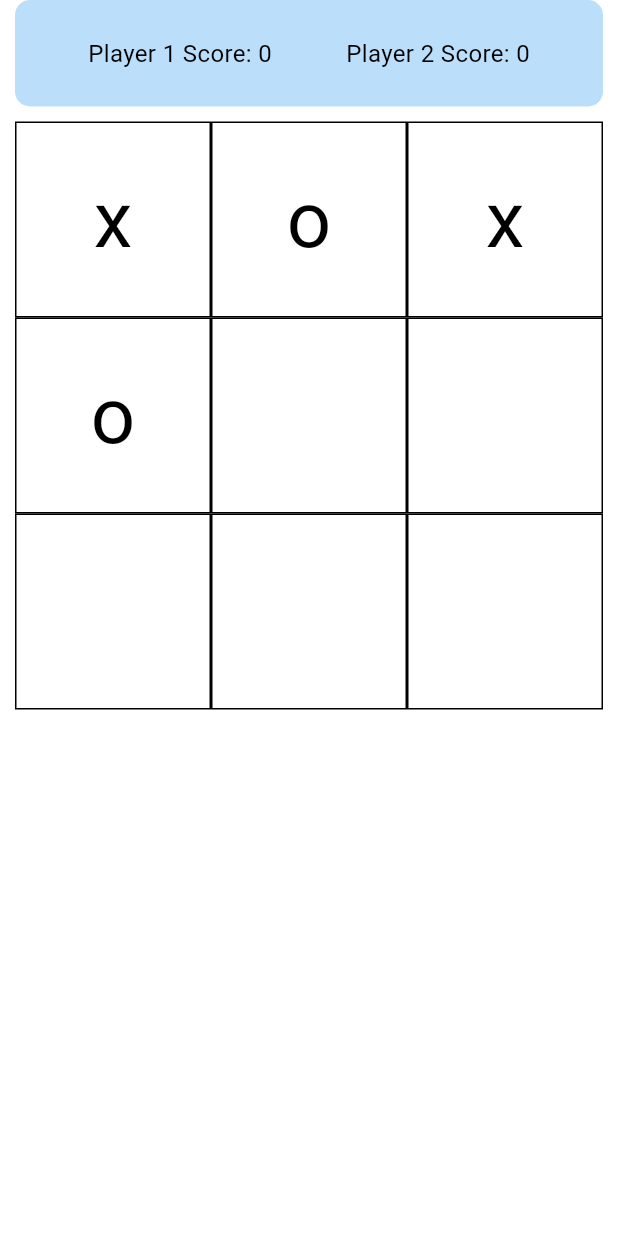
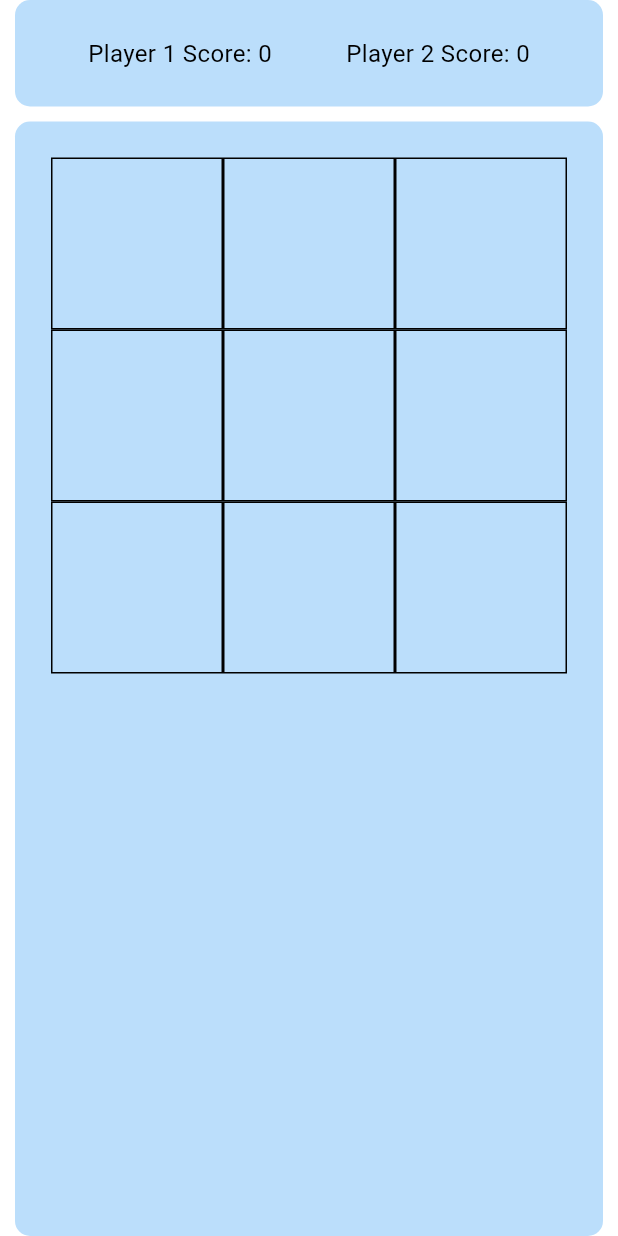
Before and after one commit to abdymazhittoretay/tic_tac_toe, a Flutter app: the screen it shows after launch, on a phone screen of 412 x 824 dp. Run offline on Flutter 3.47's test engine with Material 3 defaults, Android fonts, the phone set to English and light mode, and no system bars.

Commit message:
added style in ticTacToe and buttons now work

```diff
--- a/lib/pages/home_page.dart
+++ b/lib/pages/home_page.dart
@@ -9,10 +9,10 @@ class HomePage extends StatefulWidget {
 
 class _HomePageState extends State<HomePage> {
   List<String> gridList = [
-    "x",
-    "o",
-    "x",
-    "o",
+    "",
+    "",
+    "",
+    "",
     "",
     "",
     "",
@@ -28,6 +28,7 @@ class _HomePageState extends State<HomePage> {
     return Scaffold(
       backgroundColor: Colors.white,
       body: SafeArea(
+        child: Center(
           child: Column(
             children: [
               Container(
@@ -54,20 +55,38 @@ class _HomePageState extends State<HomePage> {
                 height: 10.0,
               ),
               Expanded(
-                child: Padding(
-              padding: const EdgeInsets.symmetric(horizontal: 10.0),
+                  child: Container(
+                margin: EdgeInsets.symmetric(horizontal: 10.0),
+                padding: const EdgeInsets.all(24.0),
+                decoration: BoxDecoration(
+                    color: Colors.blue[100],
+                    borderRadius: BorderRadius.circular(10.0)),
                 child: GridView.builder(
                   itemCount: gridList.length,
                   gridDelegate: SliverGridDelegateWithFixedCrossAxisCount(
                       crossAxisCount: 3),
                   itemBuilder: (context, index) {
-                  return Container(
-                    decoration:
-                        BoxDecoration(border: Border.all(color: Colors.black)),
+                    return GestureDetector(
+                      onTap: () {
+                        setState(() {
+                          if (xTurn && gridList[index] == "") {
+                            gridList[index] = "x";
+                            xTurn = !xTurn;
+                          } else if (!xTurn && gridList[index] == "") {
+                            gridList[index] = "o";
+                            xTurn = !xTurn;
+                          }
+                        });
+                      },
+                      child: Container(
+                        decoration: BoxDecoration(
+                            border: Border.all(color: Colors.black)),
                         child: Center(
                           child: Text(
                             gridList[index],
-                        style: TextStyle(color: Colors.black, fontSize: 52.0),
+                            style:
+                                TextStyle(color: Colors.black, fontSize: 52.0),
+                          ),
                         ),
                       ),
                     );
@@ -77,6 +96,7 @@ class _HomePageState extends State<HomePage> {
             ],
           ),
         ),
+      ),
     );
   }
 }
```
Lines whose indentation alone changed are shown as unchanged.
